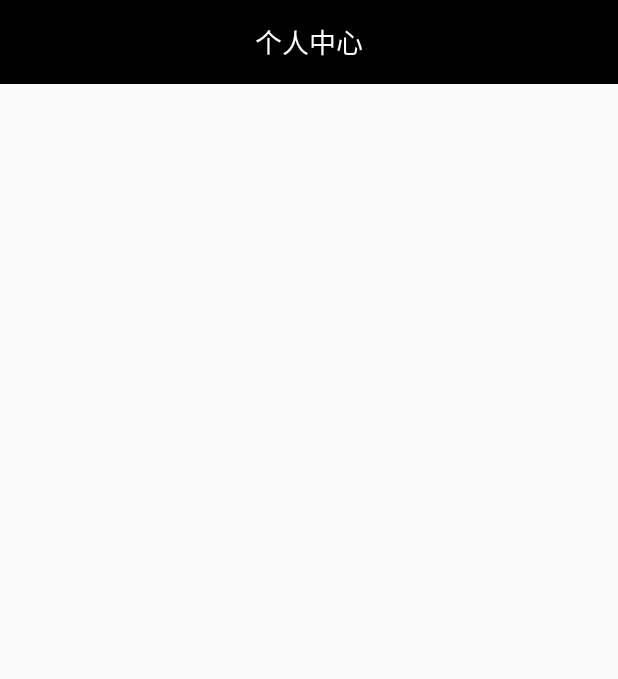
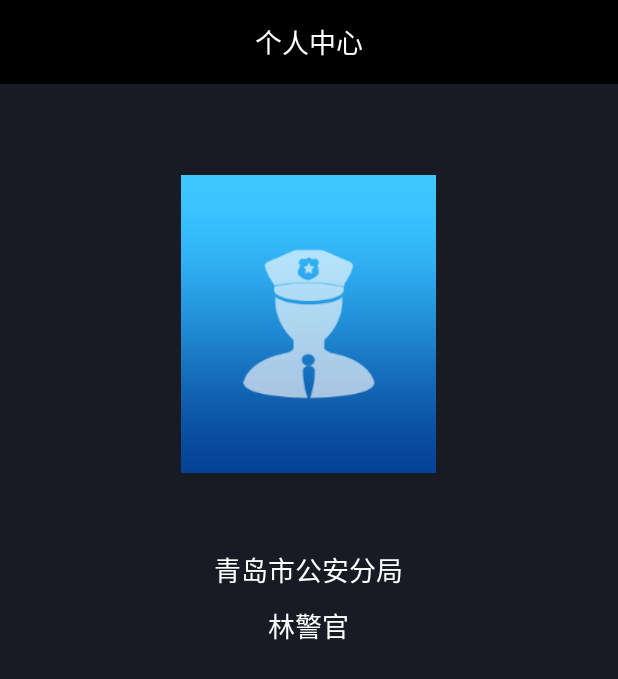
Before and after one commit to XiaoQiu000/move_examine, an Android app: the layout fragment_person.xml on its own in the app's theme, with its tools: preview values and no code run, on a phone screen of 412 x 824 dp. Shown: the top 679 px of the screen. Run offline under Robolectric (Android 15) with nearby library versions, the phone set to English and light mode, and no system bars.

Commit message:
个人信息界面

```diff
--- a/app/src/main/res/layout/fragment_person.xml
+++ b/app/src/main/res/layout/fragment_person.xml
@@ -4,6 +4,7 @@
     xmlns:tools="http://schemas.android.com/tools"
     android:layout_width="match_parent"
     android:layout_height="match_parent"
+    android:background="@color/background3"
     android:orientation="vertical"
     tools:context=".presenter.fragment.MessageFragment">
 
@@ -28,4 +29,31 @@
 
     </android.support.v7.widget.Toolbar>
 
+    <ImageView
+        android:id="@+id/iv_head"
+        android:layout_width="170dp"
+        android:layout_height="200dp"
+        android:layout_gravity="center_horizontal"
+        android:layout_marginTop="60dp"
+        android:src="@mipmap/person_head" />
+
+    <TextView
+        android:id="@+id/tv_inspectionUnit"
+        android:layout_width="wrap_content"
+        android:layout_height="wrap_content"
+        android:layout_gravity="center_horizontal"
+        android:layout_marginTop="50dp"
+        android:text="青岛市公安分局"
+        android:textColor="@color/text0"
+        android:textSize="18sp" />
+
+    <TextView
+        android:id="@+id/tv_perName"
+        android:layout_width="wrap_content"
+        android:layout_height="wrap_content"
+        android:layout_gravity="center_horizontal"
+        android:layout_marginTop="10dp"
+        android:text="林警官"
+        android:textColor="@color/text0"
+        android:textSize="18sp" />
 </LinearLayout>
--- a/app/src/main/res/values/strings.xml
+++ b/app/src/main/res/values/strings.xml
@@ -7,6 +7,5 @@
     <string name="error_incorrect_password">密码不正确</string>
     <string name="error_field_required">账号不能为空</string>
 
-    <!-- TODO: Remove or change this placeholder text -->
     <string name="hello_blank_fragment">Hello blank fragment</string>
 </resources>
```
Also changed, not shown: acommon/src/main/java/com/satsoftec/frame/util/FileUtil.java (+9 -6 lines), app/src/main/java/com/qiu/move_examine/presenter/fragment/PersonFragment.java (+12 -2 lines), app/src/main/res/mipmap-xhdpi/person_head.png (added).
